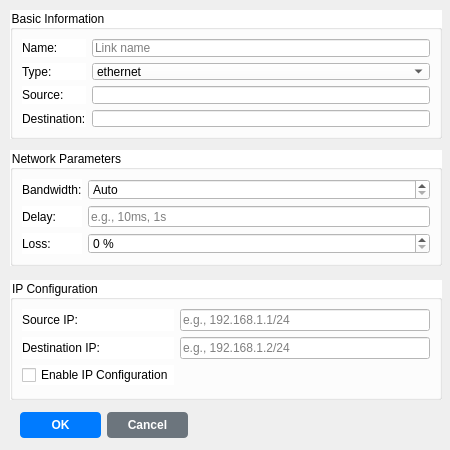
Before: the Qt Designer form netflux5g-editor/src/gui/ui/Link_properties.ui in adaptivenetworklab/NetFlux5G, drawn with Qt 5.
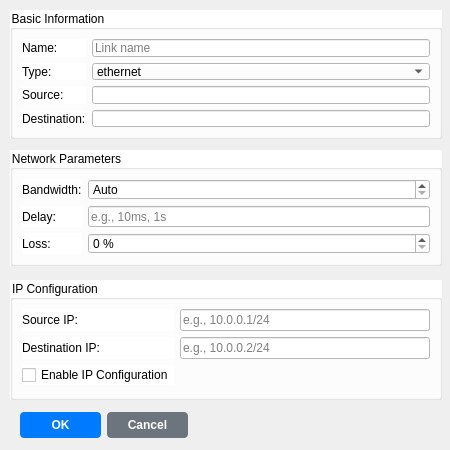
After: the same form once the commit is applied.

```diff
--- a/netflux5g-editor/src/gui/ui/Link_properties.ui
+++ b/netflux5g-editor/src/gui/ui/Link_properties.ui
@@ -223,7 +223,7 @@
         <string notr="true">background-color: rgb(255, 255, 255);</string>
        </property>
        <property name="placeholderText">
-        <string>e.g., 192.168.1.1/24</string>
+        <string>e.g., 10.0.0.1/24</string>
        </property>
       </widget>
      </item>
@@ -240,7 +240,7 @@
         <string notr="true">background-color: rgb(255, 255, 255);</string>
        </property>
        <property name="placeholderText">
-        <string>e.g., 192.168.1.2/24</string>
+        <string>e.g., 10.0.0.2/24</string>
        </property>
       </widget>
      </item>
```
